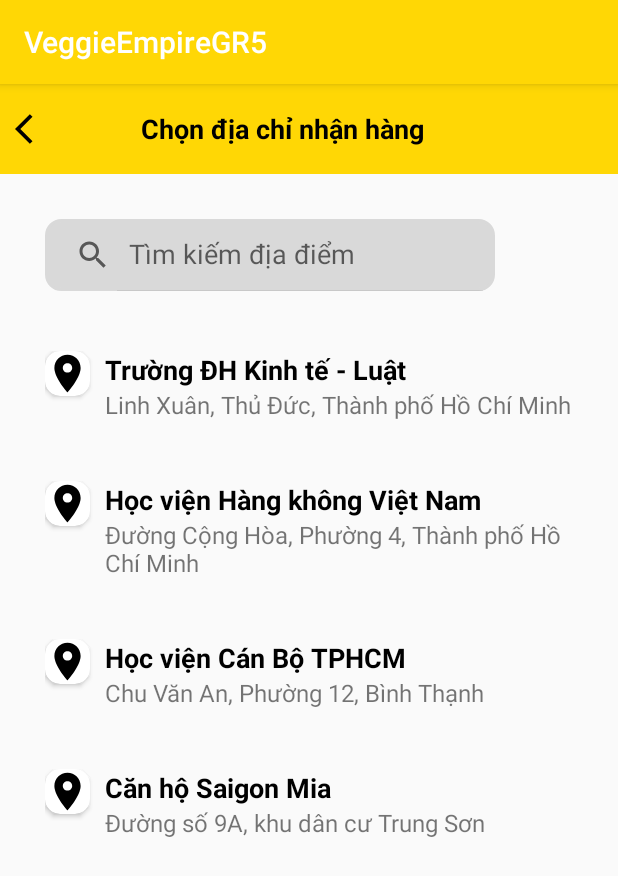
After one commit to thuynt0201/VeggieEmpireGR5, an Android app: the LocationActivity screen opened directly, with no data from a screen before it, on a phone screen of 412 x 824 dp. The commit adds this screen. Shown: the top 876 px of the screen. Run offline under Robolectric (Android 15) with nearby library versions, the phone set to English and light mode, and no system bars; libraries missing offline, so code that uses them is left out: me.relex.circleindicator.

Commit message:
Location

```diff
--- a/app/src/main/AndroidManifest.xml
+++ b/app/src/main/AndroidManifest.xml
@@ -12,6 +12,13 @@
         android:supportsRtl="true"
         android:theme="@style/MyAppTheme"
         tools:targetApi="31">
+        <activity
+            android:name=".LocationActivity"
+            android:exported="false">
+            <meta-data
+                android:name="android.app.lib_name"
+                android:value="" />
+        </activity>
         <activity
             android:name=".InforOrderActivity"
             android:exported="false">
--- /dev/null
+++ b/app/src/main/java/com/project/adapters/LocationAdapter.java
@@ -0,0 +1,62 @@
+package com.project.adapters;
+
+import android.view.LayoutInflater;
+import android.view.View;
+import android.view.ViewGroup;
+import android.widget.TextView;
+
+import androidx.annotation.NonNull;
+import androidx.recyclerview.widget.RecyclerView;
+
+import com.project.models.Location;
+import com.project.veggieempiregr5.R;
+
+import java.util.List;
+
+public class LocationAdapter extends RecyclerView.Adapter<LocationAdapter.LocationViewHolder> {
+
+    private List<Location> locationList;
+
+    public LocationAdapter(List<Location> locationList) {
+        this.locationList =locationList;
+    }
+
+    public void setFilteredList(List<Location> filteredList){
+        this.locationList = filteredList;
+        notifyDataSetChanged();
+    }
+
+    @NonNull
+    @Override
+    public LocationViewHolder onCreateViewHolder(@NonNull ViewGroup parent, int viewType) {
+        View view = LayoutInflater.from(parent.getContext()).inflate(R.layout.item_location, parent, false);
+        return new LocationViewHolder(view);
+    }
+    @Override
+    public void onBindViewHolder(@NonNull LocationViewHolder holder, int position) {
+        final Location location = locationList.get(position);
+        if (location == null){
+            return;
+        }
+        holder.tvName.setText(location.getName());
+        holder.tvDes.setText(location.getDes());
+    }
+    @Override
+    public int getItemCount() {
+        if (locationList != null) {
+            return locationList.size();
+        }
+        return 0;
+    }
+
+
+    public class LocationViewHolder extends RecyclerView.ViewHolder{
+        private TextView tvName;
+        private TextView tvDes;
+        public LocationViewHolder(@NonNull View itemView) {
+            super(itemView);
+            tvName = itemView.findViewById(R.id.tv_NameLoca);
+            tvDes = itemView.findViewById(R.id.tv_Des);
+        }
+    }
+}
--- /dev/null
+++ b/app/src/main/java/com/project/models/Location.java
@@ -0,0 +1,30 @@
+package com.project.models;
+
+import java.io.Serializable;
+
+
+public class Location implements Serializable{
+    private String Name;
+    private String Des;
+
+    public Location(String name, String des) {
+        Name = name;
+        Des = des;
+    }
+
+    public String getName() {
+        return Name;
+    }
+
+    public void setName(String name) {
+        Name = name;
+    }
+
+    public String getDes() {
+        return Des;
+    }
+
+    public void setDes(String des) {
+        Des = des;
+    }
+}
--- /dev/null
+++ b/app/src/main/java/com/project/veggieempiregr5/LocationActivity.java
@@ -0,0 +1,76 @@
+package com.project.veggieempiregr5;
+
+import androidx.appcompat.app.AppCompatActivity;
+import androidx.appcompat.widget.SearchView;
+import androidx.recyclerview.widget.LinearLayoutManager;
+import androidx.recyclerview.widget.RecyclerView;
+
+import android.os.Bundle;
+import android.widget.Toast;
+
+import com.project.adapters.LocationAdapter;
+import com.project.models.Item;
+import com.project.models.Location;
+
+import java.util.ArrayList;
+import java.util.List;
+import java.util.Locale;
+
+public class LocationActivity extends AppCompatActivity {
+
+    private RecyclerView rcvLocation;
+    private List<Location> locationList;
+    private LocationAdapter locationAdapter;
+    private SearchView searchView;
+
+    @Override
+    protected void onCreate(Bundle savedInstanceState) {
+        super.onCreate(savedInstanceState);
+        setContentView(R.layout.activity_location);
+
+        searchView = findViewById(R.id.searchView);
+        searchView.clearFocus();
+        searchView.setOnQueryTextListener(new SearchView.OnQueryTextListener() {
+            @Override
+            public boolean onQueryTextSubmit(String query) {
+                return false;
+            }
+
+            @Override
+            public boolean onQueryTextChange(String newText) {
+                filterList(newText);
+                return true;
+            }
+        });
+
+        rcvLocation= findViewById(R.id.rcv_Location);
+        rcvLocation.setHasFixedSize(true);
+        rcvLocation.setLayoutManager(new LinearLayoutManager(this));
+        locationList = new ArrayList<>();
+
+        // add data to item List
+
+        locationList.add(new Location("Trường ĐH Kinh tế - Luật", "Linh Xuân, Thủ Đức, Thành phố Hồ Chí Minh"));
+        locationList.add(new Location("Học viện Hàng không Việt Nam", "Đường Cộng Hòa, Phường 4, Thành phố Hồ Chí Minh"));
+        locationList.add(new Location("Học viện Cán Bộ TPHCM", "Chu Văn An, Phường 12, Bình Thạnh"));
+        locationList.add(new Location("Căn hộ Saigon Mia", "Đường số 9A, khu dân cư Trung Sơn"));
+
+        locationAdapter = new LocationAdapter(locationList);
+        rcvLocation.setAdapter(locationAdapter);
+    }
+
+    private void filterList(String text) {
+        List<Location> filteredList = new ArrayList<>();
+        for (Location location : locationList){
+            if(location.getName().toLowerCase().contains(text.toLowerCase(Locale.ROOT))){
+                filteredList.add(location);
+            }
+        }
+        if (filteredList.isEmpty()){
+            Toast.makeText(this, "Không tìm thấy địa chỉ này!", Toast.LENGTH_SHORT).show();
+        }else {
+            locationAdapter.setFilteredList(filteredList);
+        }
+    }
+
+}
--- a/app/src/main/java/com/project/veggieempiregr5/MenuActivity.java
+++ b/app/src/main/java/com/project/veggieempiregr5/MenuActivity.java
@@ -65,12 +65,12 @@ public class MenuActivity extends AppCompatActivity {
         menuList.add(new MenuList("Ớt nhồi cơm chiên", "Ớt chuông đỏ ngọt thanh đi kèm cơm chiên dương châu.",109000.00,R.drawable.ot_nhoi_thit_chay));
         menuList.add(new MenuList("Đậu phụ rau diếp cuộn", "Đậu phụ giã nhỏ cuộn cùng rau diếp thơm ngon.",79000.00,R.drawable.dau_hu_rau_diep));
         menuList.add(new MenuList("Soup bí ngô", "Bí đỏ xoay nhuyễn béo bùi. ",59000.00,R.drawable.soup_bi_ngo));
-        menuList.add(new MenuList("Soup rau thập cẩm", "",89000.00,R.drawable.soup_rau_thap_cam));
+        menuList.add(new MenuList("Soup rau thập cẩm", "Nóng thổi và nhiều dưỡng chất.",89000.00,R.drawable.soup_rau_thap_cam));
         menuList.add(new MenuList("Salad khoai lang nướng", "Khoai lang mật Đà Lạt cùng rau củ quả. ",79000.00,R.drawable.salad_khoai_lang_nuong));
         menuList.add(new MenuList("Gỏi rau củ", "Nhiều dinh dưỡng khi kết hợp các loại rau củ.",79000.00,R.drawable.goi_rau_cu));
         menuList.add(new MenuList("Salad khoai tây", "Khoai tây ngọt ngon.",59000.00,R.drawable.salad_khoai_tay));
         menuList.add(new MenuList("Bánh mì rau củ", "Giòn của bánh mì nóng và rau củ tươi đầy mới lạ độc đáo.",59000.00,R.drawable.banh_mi_rau_cu));
-        menuList.add(new MenuList("Mì ramen tỏi mè", "Sợi mì giòn dai,vị thơm tỏi mè",79000.00,R.drawable.mi_ramen_toi_me));
+        menuList.add(new MenuList("Mì ramen tỏi mè", "Sợi mì giòn dai, vị thơm tỏi mè",79000.00,R.drawable.mi_ramen_toi_me));
         menuList.add(new MenuList("Phô mai nướng", "Hoàn hảo",79000.00,R.drawable.pho_mai_nuong));
         menuList.add(new MenuList("Pizza chay", "",79000.00,R.drawable.pizza_chay));
         menuList.add(new MenuList("Lẩu chay shabu shabu", "",209000.00,R.drawable.lau_shabu_shabu));
--- /dev/null
+++ b/app/src/main/res/drawable/ic_baseline_location_on_24.xml
@@ -0,0 +1,5 @@
+<vector android:height="24dp" android:tint="#000000"
+    android:viewportHeight="24" android:viewportWidth="24"
+    android:width="24dp" xmlns:android="http://schemas.android.com/apk/res/android">
+    <path android:fillColor="@android:color/white" android:pathData="M12,2C8.13,2 5,5.13 5,9c0,5.25 7,13 7,13s7,-7.75 7,-13c0,-3.87 -3.13,-7 -7,-7zM12,11.5c-1.38,0 -2.5,-1.12 -2.5,-2.5s1.12,-2.5 2.5,-2.5 2.5,1.12 2.5,2.5 -1.12,2.5 -2.5,2.5z"/>
+</vector>
--- /dev/null
+++ b/app/src/main/res/layout/activity_location.xml
@@ -0,0 +1,48 @@
+<?xml version="1.0" encoding="utf-8"?>
+<LinearLayout xmlns:android="http://schemas.android.com/apk/res/android"
+    xmlns:app="http://schemas.android.com/apk/res-auto"
+    android:layout_width="match_parent"
+    android:layout_height="match_parent"
+    android:orientation="vertical">
+    <LinearLayout
+        android:layout_width="match_parent"
+        android:layout_height="60dp"
+        android:background="#FFD705"
+        android:orientation="horizontal">
+        <ImageView
+            android:layout_width="wrap_content"
+            android:layout_height="wrap_content"
+            android:src="@drawable/ic_baseline_arrow_back_ios_24"
+            android:layout_marginTop="18dp"
+            android:layout_marginLeft="10dp"/>
+        <TextView
+            android:layout_width="wrap_content"
+            android:layout_height="wrap_content"
+            android:text="Chọn địa chỉ nhận hàng"
+            android:textSize="18sp"
+            android:layout_gravity="center"
+            android:layout_marginLeft="60dp"
+            android:textColor="@color/black"
+            android:textStyle="bold" />
+    </LinearLayout>
+
+    <androidx.appcompat.widget.SearchView
+        android:id="@+id/searchView"
+        android:layout_width="300dp"
+        android:layout_height="wrap_content"
+        android:layout_margin="30dp"
+        app:queryHint="Tìm kiếm địa điểm"
+        android:backgroundTint="#D9D9D9"
+        android:background="@drawable/search_view_bg"
+        app:iconifiedByDefault="false">
+    </androidx.appcompat.widget.SearchView>
+
+    <androidx.recyclerview.widget.RecyclerView
+        android:id="@+id/rcv_Location"
+        android:layout_width="match_parent"
+        android:layout_height="match_parent"
+        android:layout_marginTop="-20dp"
+        android:padding="10dp">
+    </androidx.recyclerview.widget.RecyclerView>
+
+</LinearLayout>
--- /dev/null
+++ b/app/src/main/res/layout/item_location.xml
@@ -0,0 +1,42 @@
+<?xml version="1.0" encoding="utf-8"?>
+<RelativeLayout xmlns:android="http://schemas.android.com/apk/res/android"
+    xmlns:app="http://schemas.android.com/apk/res-auto"
+    android:layout_width="match_parent"
+    android:layout_height="wrap_content"
+    android:padding="20dp">
+
+    <androidx.cardview.widget.CardView
+        android:id="@+id/cadv"
+        android:layout_width="wrap_content"
+        android:layout_height="wrap_content"
+        app:cardCornerRadius="10dp">
+        <ImageView
+            android:id="@+id/img_Item"
+            android:layout_width="30dp"
+            android:layout_height="30dp"
+            android:src="@drawable/ic_baseline_location_on_24" />
+    </androidx.cardview.widget.CardView>
+    <LinearLayout
+        android:layout_width="match_parent"
+        android:layout_height="wrap_content"
+        android:orientation="vertical"
+        android:layout_toEndOf="@+id/cadv"
+        android:layout_marginStart="10dp"
+        android:layout_centerVertical="true">
+        <TextView
+            android:id="@+id/tv_NameLoca"
+            android:layout_width="match_parent"
+            android:layout_height="wrap_content"
+            android:text="Name"
+            android:textSize="18sp"
+            android:textStyle="bold"
+            android:textColor="#000000" />
+        <TextView
+            android:id="@+id/tv_Des"
+            android:layout_width="match_parent"
+            android:layout_height="wrap_content"
+            android:text="Description"
+            android:textSize="16sp" />
+    </LinearLayout>
+
+</RelativeLayout>
```
